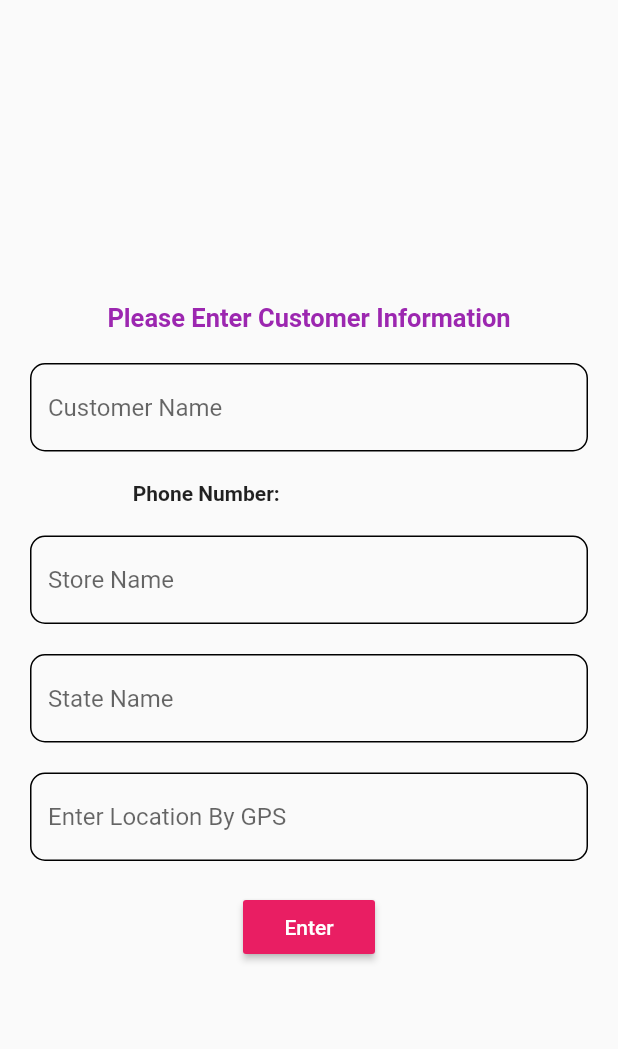
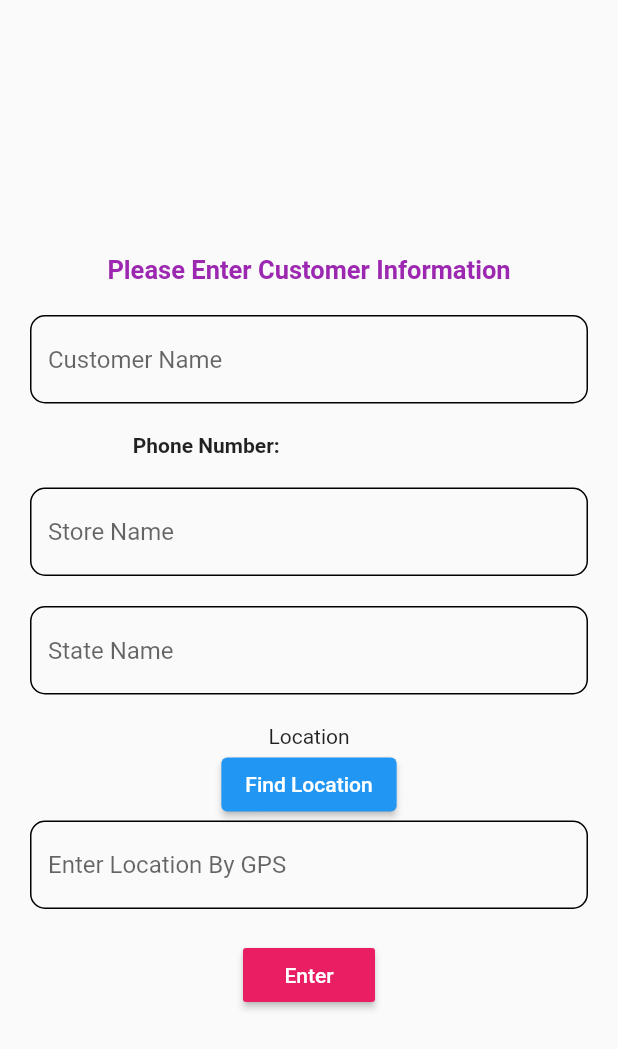
Before and after one commit to HarithElfatih/Distribution-App, a Flutter app: the register_customer screen opened directly with empty values, on a phone screen of 412 x 824 dp. Shown: the top 1049 px of the screen. Run offline on Flutter 3.47's test engine with Material 2 defaults, Android fonts, the phone set to English and light mode, and no system bars; our stand-ins replace cloud_firestore, firebase_auth, firebase_core, geolocator; missing offline and left inert: geocoder; accounts and stored records are empty.

Commit message:
completed the stage of getting customer location

```diff
--- a/lib/screens/home/sell_category/getcustomer.dart
+++ b/lib/screens/home/sell_category/getcustomer.dart
@@ -1,8 +1,7 @@
-import 'dart:ffi';
-
 import 'package:cloud_firestore/cloud_firestore.dart';
 import 'package:flutter/material.dart';
 import 'package:distribution/shared/constant.dart';
+import 'package:distribution/screens/home/sell_category/register_customer.dart';
 
 class GetCustomer extends StatefulWidget {
   @override
@@ -123,107 +122,3 @@ class _sell_customerState extends State<sell_customer> {
     );
   }
 }
-
-class register_customer extends StatefulWidget {
-  var customer_phone_number;
-  register_customer({Key mykey, this.customer_phone_number})
-      : super(key: mykey);
-  @override
-  _register_customerState createState() =>
-      _register_customerState(customer_phone_number);
-}
-
-class _register_customerState extends State<register_customer> {
-  final _formkey = GlobalKey<FormState>();
-
-  String customer_name;
-  String store_name;
-  String state;
-  String location;
-
-  _register_customerState(customer_phone_number);
-
-  @override
-  Widget build(BuildContext context) {
-    print(widget.customer_phone_number);
-    return Scaffold(
-        body: Container(
-            padding: EdgeInsets.symmetric(vertical: 10, horizontal: 20),
-            child: Form(
-              key: _formkey,
-              child: Container(
-                alignment: Alignment.center,
-                child: SingleChildScrollView(
-                  child: Column(children: <Widget>[
-                    SizedBox(height: 20.0),
-                    Text("Please Enter Customer Information",
-                        textAlign: TextAlign.center,
-                        style: TextStyle(
-                            color: Colors.purple,
-                            fontSize: 17,
-                            fontWeight: FontWeight.bold)),
-                    SizedBox(height: 20),
-                    TextFormField(
-                      decoration: textInputDecoration.copyWith(
-                          hintText: "Customer Name"),
-                      validator: (val) =>
-                          val.isEmpty ? "Enter Customer Name" : null,
-                      onChanged: (val) {
-                        setState(() => customer_name = val);
-                      },
-                    ),
-                    SizedBox(height: 20),
-                    Row(
-                      mainAxisAlignment: MainAxisAlignment.spaceAround,
-                      children: <Widget>[
-                        Text("Phone Number:",
-                            style: TextStyle(fontWeight: FontWeight.bold)),
-                        Text(widget.customer_phone_number,
-                            style: TextStyle(fontWeight: FontWeight.bold))
-                      ],
-                    ),
-                    SizedBox(height: 20),
-                    TextFormField(
-                      decoration:
-                          textInputDecoration.copyWith(hintText: "Store Name"),
-                      validator: (val) =>
-                          val.isEmpty ? "Please Enter Store Name" : null,
-                      onChanged: (val) {
-                        setState(() => store_name = val);
-                      },
-                    ),
-                    SizedBox(height: 20),
-                    TextFormField(
-                      decoration:
-                          textInputDecoration.copyWith(hintText: "State Name"),
-                      validator: (val) =>
-                          val.isEmpty ? "Please Enter State Name" : null,
-                      onChanged: (val) {
-                        setState(() => state = val);
-                      },
-                    ),
-                    SizedBox(height: 20),
-                    TextFormField(
-                      decoration: textInputDecoration.copyWith(
-                          hintText: "Enter Location By GPS"),
-                      validator: (val) =>
-                          val.isEmpty ? "Please Enter Location" : null,
-                      onChanged: (val) {
-                        setState(() => location = val);
-                      },
-                    ),
-                    SizedBox(height: 20),
-                    RaisedButton(
-                      color: Colors.pink,
-                      child:
-                          Text("Enter", style: TextStyle(color: Colors.white)),
-                      onPressed: () async {
-                        if (_formkey.currentState.validate()) {}
-                      },
-                    ),
-                  ]),
-                ),
-              ),
-            )));
-  }
-}
--- /dev/null
+++ b/lib/screens/home/sell_category/register_customer.dart
@@ -0,0 +1,149 @@
+import 'package:flutter/material.dart';
+import 'package:cloud_firestore/cloud_firestore.dart';
+import 'package:distribution/shared/constant.dart';
+import 'package:geolocator/geolocator.dart';
+import 'package:geocoder/geocoder.dart';
+
+class register_customer extends StatefulWidget {
+  var customer_phone_number;
+  register_customer({Key mykey, this.customer_phone_number})
+      : super(key: mykey);
+  @override
+  _register_customerState createState() =>
+      _register_customerState(customer_phone_number);
+}
+
+class _register_customerState extends State<register_customer> {
+  final _formkey = GlobalKey<FormState>();
+  String customer_name;
+  String store_name;
+  String state;
+  String location;
+  Position position;
+  _register_customerState(customer_phone_number);
+
+  Future fetchPosition() async {
+    bool serviceEnabled;
+    LocationPermission permission;
+
+    serviceEnabled = await Geolocator.isLocationServiceEnabled();
+    if (!serviceEnabled) {
+      return Future.error('Location services are disabled.');
+    }
+
+    permission = await Geolocator.checkPermission();
+    if (permission == LocationPermission.denied) {
+      permission = await Geolocator.requestPermission();
+      if (permission == LocationPermission.denied) {
+        return Future.error('Location permissions are denied');
+      }
+    }
+
+    if (permission == LocationPermission.deniedForever) {
+      return Future.error(
+          'Location permissions are permanently denied, we cannot request permissions.');
+    }
+    Position currentposition = await Geolocator.getCurrentPosition();
+    setState(() async {
+      position = currentposition;
+      final coordinates =
+          new Coordinates(currentposition.latitude, currentposition.longitude);
+      var addresses =
+          await Geocoder.local.findAddressesFromCoordinates(coordinates);
+      var first = addresses.first;
+      print(
+          ' ${first.locality}, ${first.adminArea},${first.subLocality}, ${first.subAdminArea},${first.addressLine}, ${first.featureName},${first.thoroughfare}, ${first.subThoroughfare}');
+      //return first;
+    });
+  }
+
+  @override
+  Widget build(BuildContext context) {
+    print(widget.customer_phone_number);
+    return Scaffold(
+        body: Container(
+            padding: EdgeInsets.symmetric(vertical: 10, horizontal: 20),
+            child: Form(
+              key: _formkey,
+              child: Container(
+                alignment: Alignment.center,
+                child: SingleChildScrollView(
+                  child: Column(children: <Widget>[
+                    SizedBox(height: 20.0),
+                    Text("Please Enter Customer Information",
+                        textAlign: TextAlign.center,
+                        style: TextStyle(
+                            color: Colors.purple,
+                            fontSize: 17,
+                            fontWeight: FontWeight.bold)),
+                    SizedBox(height: 20),
+                    TextFormField(
+                      decoration: textInputDecoration.copyWith(
+                          hintText: "Customer Name"),
+                      validator: (val) =>
+                          val.isEmpty ? "Enter Customer Name" : null,
+                      onChanged: (val) {
+                        setState(() => customer_name = val);
+                      },
+                    ),
+                    SizedBox(height: 20),
+                    Row(
+                      mainAxisAlignment: MainAxisAlignment.spaceAround,
+                      children: <Widget>[
+                        Text("Phone Number:",
+                            style: TextStyle(fontWeight: FontWeight.bold)),
+                        Text(widget.customer_phone_number,
+                            style: TextStyle(fontWeight: FontWeight.bold))
+                      ],
+                    ),
+                    SizedBox(height: 20),
+                    TextFormField(
+                      decoration:
+                          textInputDecoration.copyWith(hintText: "Store Name"),
+                      validator: (val) =>
+                          val.isEmpty ? "Please Enter Store Name" : null,
+                      onChanged: (val) {
+                        setState(() => store_name = val);
+                      },
+                    ),
+                    SizedBox(height: 20),
+                    TextFormField(
+                      decoration:
+                          textInputDecoration.copyWith(hintText: "State Name"),
+                      validator: (val) =>
+                          val.isEmpty ? "Please Enter State Name" : null,
+                      onChanged: (val) {
+                        setState(() => state = val);
+                      },
+                    ),
+                    SizedBox(height: 20),
+                    Text(position == null ? 'Location' : position.toString()),
+                    ElevatedButton(
+                        onPressed: () => fetchPosition(),
+                        child: Text('Find Location')),
+                    TextFormField(
+                      decoration: textInputDecoration.copyWith(
+                          hintText: "Enter Location By GPS"),
+                      validator: (val) =>
+                          val.isEmpty ? "Please Enter Location" : null,
+                      onChanged: (val) {
+                        setState(
+                          () => location = val,
+                        );
+                      },
+                    ),
+                    SizedBox(height: 20),
+                    RaisedButton(
+                      color: Colors.pink,
+                      child:
+                          Text("Enter", style: TextStyle(color: Colors.white)),
+                      onPressed: () async {
+                        if (_formkey.currentState.validate()) {}
+                      },
+                    ),
+                  ]),
+                ),
+              ),
+            )));
+  }
+}
--- a/pubspec.yaml
+++ b/pubspec.yaml
@@ -35,6 +35,11 @@ dependencies:
   flutter_spinkit: ^5.1.0
   google_fonts: ^2.1.0
   flutter_staggered_grid_view: ^0.4.0
+  geolocator: ^7.6.0
+  location: ^4.3.0
+  location_permissions: ^4.0.0
+  geocoding: ^2.0.1
+  geocoder: ^0.2.1
 
 
 
```
Also changed, not shown: pubspec.lock, 3 other files.
